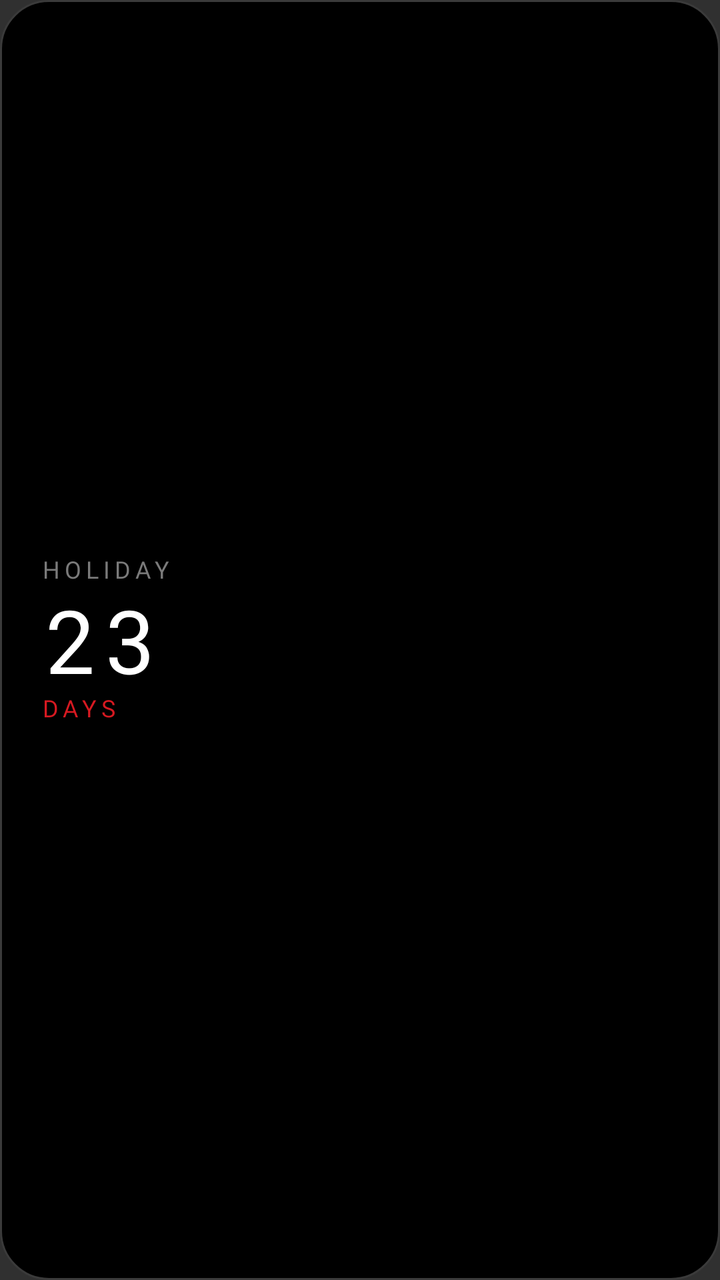
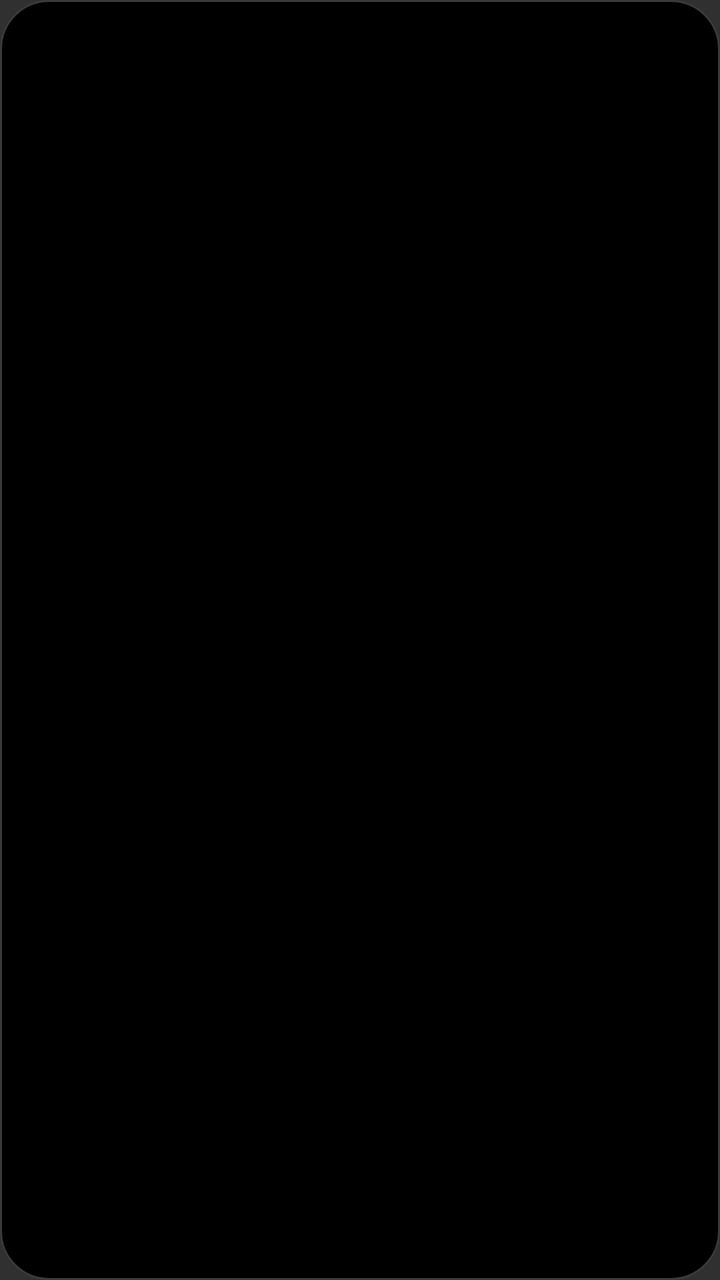

The first picture is an Android layout as it rendered before a commit; the second is the same layout after the commit. The layout source and the unified diff follow.
<!-- AndroidManifest.xml: application theme android:Theme.Material.NoActionBar -->
<!-- res/layout/widget_countdown.xml -->
<?xml version="1.0" encoding="utf-8"?>
<LinearLayout xmlns:android="http://schemas.android.com/apk/res/android"
    android:id="@+id/root"
    android:layout_width="match_parent"
    android:layout_height="match_parent"
    android:background="@drawable/bg_widget"
    android:gravity="center_vertical"
    android:orientation="vertical"
    android:padding="20dp">

    <TextView android:id="@+id/label" style="@style/DotText.Label" android:layout_width="wrap_content" android:layout_height="wrap_content" android:text="HOLIDAY" />
    <TextView android:id="@+id/days" style="@style/DotText.Hero" android:layout_width="wrap_content" android:layout_height="wrap_content" android:layout_marginTop="4dp" android:text="23" />
    <TextView android:id="@+id/unit" style="@style/DotText.Label" android:layout_width="wrap_content" android:layout_height="wrap_content" android:text="DAYS" android:textColor="@color/dw_red" />
    <TextView android:id="@+id/locked" style="@style/DotText.Label" android:layout_width="wrap_content" android:layout_height="wrap_content" android:text="@string/locked" android:textColor="@color/dw_red" android:visibility="gone" />
</LinearLayout>
<!-- resources referenced by this layout -->
<resources>
  <color name="dw_red">#FFD71921</color>
  <!-- drawable bg_widget (drawable) -->
  <?xml version="1.0" encoding="utf-8"?>
  <shape xmlns:android="http://schemas.android.com/apk/res/android" android:shape="rectangle">
      <solid android:color="@color/dw_black" />
      <stroke android:width="1dp" android:color="@color/dw_outline" />
      <corners android:radius="24dp" />
  </shape>
  <string name="locked">UNLOCK IN APP</string>
  <style name="DotText.Hero"><item name="android:textSize">44sp</item></style>
  <style name="DotText.Label">
          <item name="android:textSize">12sp</item>
          <item name="android:textColor">@color/dw_grey</item>
          <item name="android:letterSpacing">0.2</item>
      </style>
  <color name="dw_black">#FF000000</color>
  <color name="dw_outline">#FF3A3A3A</color>
  <color name="dw_grey">#FF7A7A7A</color>
</resources>

<!-- the commit's change to res/layout/widget_countdown.xml (unified diff, before → after) -->
@@ -1,15 +1,21 @@
 <?xml version="1.0" encoding="utf-8"?>
-<LinearLayout xmlns:android="http://schemas.android.com/apk/res/android"
+<FrameLayout xmlns:android="http://schemas.android.com/apk/res/android"
     android:id="@+id/root"
     android:layout_width="match_parent"
     android:layout_height="match_parent"
     android:background="@drawable/bg_widget"
-    android:gravity="center_vertical"
-    android:orientation="vertical"
     android:padding="20dp">
 
-    <TextView android:id="@+id/label" style="@style/DotText.Label" android:layout_width="wrap_content" android:layout_height="wrap_content" android:text="HOLIDAY" />
-    <TextView android:id="@+id/days" style="@style/DotText.Hero" android:layout_width="wrap_content" android:layout_height="wrap_content" android:layout_marginTop="4dp" android:text="23" />
-    <TextView android:id="@+id/unit" style="@style/DotText.Label" android:layout_width="wrap_content" android:layout_height="wrap_content" android:text="DAYS" android:textColor="@color/dw_red" />
-    <TextView android:id="@+id/locked" style="@style/DotText.Label" android:layout_width="wrap_content" android:layout_height="wrap_content" android:text="@string/locked" android:textColor="@color/dw_red" android:visibility="gone" />
-</LinearLayout>
+    <LinearLayout
+        android:layout_width="match_parent"
+        android:layout_height="wrap_content"
+        android:layout_gravity="center"
+        android:gravity="center_horizontal"
+        android:orientation="vertical">
+
+        <ImageView android:id="@+id/label" android:layout_width="wrap_content" android:layout_height="wrap_content" android:adjustViewBounds="true" android:contentDescription="@null" />
+        <ImageView android:id="@+id/days" android:layout_width="wrap_content" android:layout_height="wrap_content" android:adjustViewBounds="true" android:contentDescription="@null" android:layout_marginTop="4dp" />
+        <ImageView android:id="@+id/unit" android:layout_width="wrap_content" android:layout_height="wrap_content" android:adjustViewBounds="true" android:contentDescription="@null" />
+        <ImageView android:id="@+id/locked" android:layout_width="wrap_content" android:layout_height="wrap_content" android:adjustViewBounds="true" android:contentDescription="@null" android:visibility="gone" />
+    </LinearLayout>
+</FrameLayout>
<!-- resource entries referenced after the edit -->
@@ -1,6 +1,5 @@
 <!-- resources referenced by this layout -->
 <resources>
-  <color name="dw_red">#FFD71921</color>
   <!-- drawable bg_widget (drawable) -->
   <?xml version="1.0" encoding="utf-8"?>
   <shape xmlns:android="http://schemas.android.com/apk/res/android" android:shape="rectangle">
@@ -8,15 +7,7 @@
       <stroke android:width="1dp" android:color="@color/dw_outline" />
       <corners android:radius="24dp" />
   </shape>
-  <string name="locked">UNLOCK IN APP</string>
-  <style name="DotText.Hero"><item name="android:textSize">44sp</item></style>
-  <style name="DotText.Label">
-          <item name="android:textSize">12sp</item>
-          <item name="android:textColor">@color/dw_grey</item>
-          <item name="android:letterSpacing">0.2</item>
-      </style>
   <color name="dw_black">#FF000000</color>
   <color name="dw_outline">#FF3A3A3A</color>
-  <color name="dw_grey">#FF7A7A7A</color>
 </resources>
 
